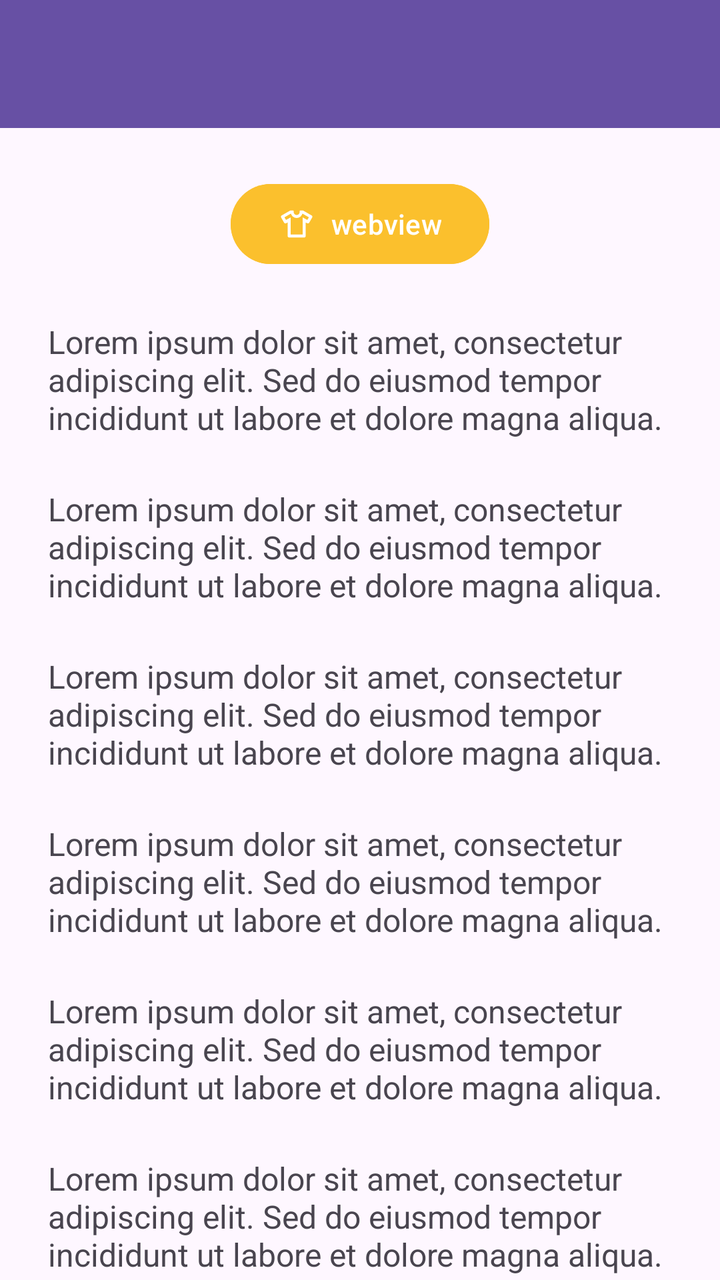
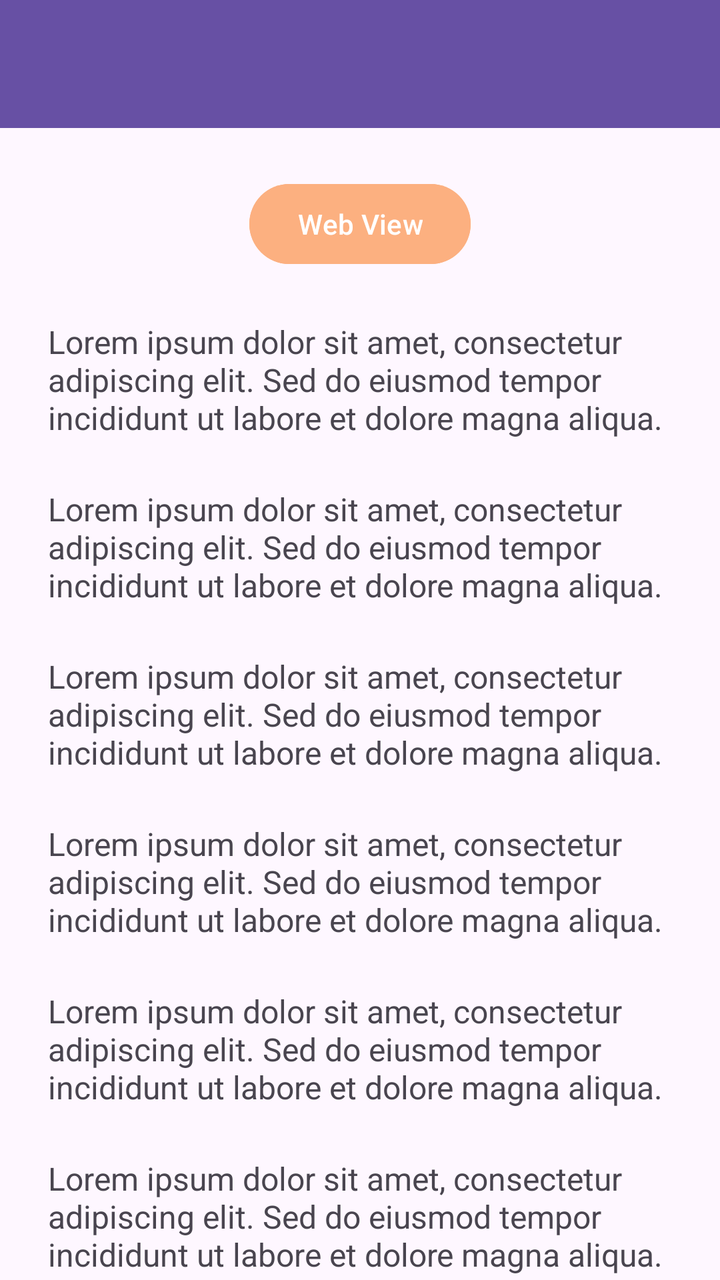

Two renders of the same Android screen: before a commit and after it. Below are the layout's source before the change and the commit's diff.
<!-- AndroidManifest.xml: application theme Theme.PratikumMobileRifa -->
<!-- res/layout/activity_fifth.xml -->
<?xml version="1.0" encoding="utf-8"?>
<androidx.coordinatorlayout.widget.CoordinatorLayout xmlns:android="http://schemas.android.com/apk/res/android"
    xmlns:app="http://schemas.android.com/apk/res-auto"
    xmlns:tools="http://schemas.android.com/tools"
    android:id="@+id/main"
    android:layout_width="match_parent"
    android:layout_height="match_parent"
    tools:context=".pertemuan_5.FifthActivity">

    <com.google.android.material.appbar.AppBarLayout
        android:id="@+id/AppBarLayout"
        android:layout_width="match_parent"
        android:layout_height="wrap_content">

    <androidx.appcompat.widget.Toolbar
        android:id="@+id/toolbar"
        android:layout_width="match_parent"
        android:layout_height="?attr/actionBarSize"
        android:background="?attr/colorPrimary"
        app:layout_constraintEnd_toEndOf="parent"
        app:layout_constraintStart_toStartOf="parent"
        app:layout_constraintTop_toTopOf="parent"
        app:subtitleTextColor="@android:color/white"
        app:titleTextColor="@android:color/white"
        app:layout_scrollFlags="scroll|enterAlways"
        />
    </com.google.android.material.appbar.AppBarLayout>

    <androidx.core.widget.NestedScrollView
        android:layout_width="match_parent"
        android:layout_height="match_parent"
        app:layout_behavior="@string/appbar_scrolling_view_behavior"
        android:padding="24dp"
        android:clipToPadding="false">



        <LinearLayout
            android:layout_width="match_parent"
            android:layout_height="wrap_content"
            android:orientation="vertical"
            android:gravity="center_horizontal">

            <Button
                android:id="@+id/btnWebView"
                android:layout_width="wrap_content"
                android:layout_height="wrap_content"
                android:text="webview"
                android:backgroundTint="#FBC02D"
                app:icon="@drawable/ic_baju"
                app:iconGravity="textStart"
                />


            
            <TextView
                android:layout_width="match_parent"
                android:layout_height="wrap_content"
                android:text="Lorem ipsum dolor sit amet, consectetur adipiscing elit. Sed do eiusmod tempor incididunt ut labore et dolore magna aliqua. "
                android:textSize="16sp"
                android:layout_marginTop="24dp" />
            <TextView
                android:layout_width="match_parent"
                android:layout_height="wrap_content"
                android:text="Lorem ipsum dolor sit amet, consectetur adipiscing elit. Sed do eiusmod tempor incididunt ut labore et dolore magna aliqua. "
                android:textSize="16sp"
                android:layout_marginTop="24dp" />
            <TextView
                android:layout_width="match_parent"
                android:layout_height="wrap_content"
                android:text="Lorem ipsum dolor sit amet, consectetur adipiscing elit. Sed do eiusmod tempor incididunt ut labore et dolore magna aliqua. "
                android:textSize="16sp"
                android:layout_marginTop="24dp" />
            <TextView
                android:layout_width="match_parent"
                android:layout_height="wrap_content"
                android:text="Lorem ipsum dolor sit amet, consectetur adipiscing elit. Sed do eiusmod tempor incididunt ut labore et dolore magna aliqua. "
                android:textSize="16sp"
                android:layout_marginTop="24dp" />
            <TextView
                android:layout_width="match_parent"
                android:layout_height="wrap_content"
                android:text="Lorem ipsum dolor sit amet, consectetur adipiscing elit. Sed do eiusmod tempor incididunt ut labore et dolore magna aliqua. "
                android:textSize="16sp"
                android:layout_marginTop="24dp" />
            <TextView
                android:layout_width="match_parent"
                android:layout_height="wrap_content"
                android:text="Lorem ipsum dolor sit amet, consectetur adipiscing elit. Sed do eiusmod tempor incididunt ut labore et dolore magna aliqua. "
                android:textSize="16sp"
                android:layout_marginTop="24dp" />
            <TextView
                android:layout_width="match_parent"
                android:layout_height="wrap_content"
                android:text="Lorem ipsum dolor sit amet, consectetur adipiscing elit. Sed do eiusmod tempor incididunt ut labore et dolore magna aliqua. "
                android:textSize="16sp"
                android:layout_marginTop="24dp" />
            <TextView
                android:layout_width="match_parent"
                android:layout_height="wrap_content"
                android:text="Lorem ipsum dolor sit amet, consectetur adipiscing elit. Sed do eiusmod tempor incididunt ut labore et dolore magna aliqua. "
                android:textSize="16sp"
                android:layout_marginTop="24dp" />
            <TextView
                android:layout_width="match_parent"
                android:layout_height="wrap_content"
                android:text="Lorem ipsum dolor sit amet, consectetur adipiscing elit. Sed do eiusmod tempor incididunt ut labore et dolore magna aliqua. "
                android:textSize="16sp"
                android:layout_marginTop="24dp" />
            <TextView
                android:layout_width="match_parent"
                android:layout_height="wrap_content"
                android:text="Lorem ipsum dolor sit amet, consectetur adipiscing elit. Sed do eiusmod tempor incididunt ut labore et dolore magna aliqua. "
                android:textSize="16sp"
                android:layout_marginTop="24dp" />
            <TextView
                android:layout_width="match_parent"
                android:layout_height="wrap_content"
                android:text="Lorem ipsum dolor sit amet, consectetur adipiscing elit. Sed do eiusmod tempor incididunt ut labore et dolore magna aliqua. "
                android:textSize="16sp"
                android:layout_marginTop="24dp" />
            <TextView
                android:layout_width="match_parent"
                android:layout_height="wrap_content"
                android:text="Lorem ipsum dolor sit amet, consectetur adipiscing elit. Sed do eiusmod tempor incididunt ut labore et dolore magna aliqua. "
                android:textSize="16sp"
                android:layout_marginTop="24dp" />
            <TextView
                android:layout_width="match_parent"
                android:layout_height="wrap_content"
                android:text="Lorem ipsum dolor sit amet, consectetur adipiscing elit. Sed do eiusmod tempor incididunt ut labore et dolore magna aliqua. "
                android:textSize="16sp"
                android:layout_marginTop="24dp" />
            <TextView
                android:layout_width="match_parent"
                android:layout_height="wrap_content"
                android:text="Lorem ipsum dolor sit amet, consectetur adipiscing elit. Sed do eiusmod tempor incididunt ut labore et dolore magna aliqua. "
                android:textSize="16sp"
                android:layout_marginTop="24dp" />
            <TextView
                android:layout_width="match_parent"
                android:layout_height="wrap_content"
                android:text="Lorem ipsum dolor sit amet, consectetur adipiscing elit. Sed do eiusmod tempor incididunt ut labore et dolore magna aliqua. "
                android:textSize="16sp"
                android:layout_marginTop="24dp" />
            <TextView
                android:layout_width="match_parent"
                android:layout_height="wrap_content"
                android:text="Lorem ipsum dolor sit amet, consectetur adipiscing elit. Sed do eiusmod tempor incididunt ut labore et dolore magna aliqua. "
                android:textSize="16sp"
                android:layout_marginTop="24dp" />
            <TextView
                android:layout_width="match_parent"
                android:layout_height="wrap_content"
                android:text="Lorem ipsum dolor sit amet, consectetur adipiscing elit. Sed do eiusmod tempor incididunt ut labore et dolore magna aliqua. "
                android:textSize="16sp"
                android:layout_marginTop="24dp" />
        </LinearLayout>
    </androidx.core.widget.NestedScrollView>
</androidx.coordinatorlayout.widget.CoordinatorLayout>
<!-- resources referenced by this layout -->
<resources>
  <!-- drawable ic_baju (drawable) -->
  <vector xmlns:android="http://schemas.android.com/apk/res/android" android:height="24dp" android:tint="#FFFFFF" android:viewportHeight="960" android:viewportWidth="960" android:width="24dp">
        
      <path android:fillColor="@android:color/white" android:pathData="M240,438L200,460Q186,468 170,464Q154,460 146,446L66,306Q58,292 62,276Q66,260 80,252L310,120L380,120Q389,120 394.5,125.5Q400,131 400,140L400,160Q400,193 423.5,216.5Q447,240 480,240Q513,240 536.5,216.5Q560,193 560,160L560,140Q560,131 565.5,125.5Q571,120 580,120L650,120L880,252Q894,260 898,276Q902,292 894,306L814,446Q806,460 790.5,463.5Q775,467 760,459L720,439L720,800Q720,817 708.5,828.5Q697,840 680,840L280,840Q263,840 251.5,828.5Q240,817 240,800L240,438ZM320,304L320,760L640,760L640,304L764,372L806,302L634,202L634,202Q619,253 577.5,286.5Q536,320 480,320Q424,320 382.5,286.5Q341,253 326,202L326,202L154,302L196,372L320,304ZM480,481L480,481L480,481L480,481L480,481Q480,481 480,481Q480,481 480,481Q480,481 480,481Q480,481 480,481L480,481L480,481L480,481L480,481L480,481L480,481Z"/>
      
  </vector>
  <style name="Theme.PratikumMobileRifa" parent="Base.Theme.PratikumMobileRifa" />
  <style name="Base.Theme.PratikumMobileRifa" parent="Theme.Material3.DayNight.NoActionBar">
          
          
      </style>
</resources>

<!-- the commit's change to res/layout/activity_fifth.xml (unified diff, before → after) -->
@@ -1,30 +1,32 @@
 <?xml version="1.0" encoding="utf-8"?>
-<androidx.coordinatorlayout.widget.CoordinatorLayout xmlns:android="http://schemas.android.com/apk/res/android"
+<androidx.coordinatorlayout.widget.CoordinatorLayout
+    xmlns:android="http://schemas.android.com/apk/res/android"
     xmlns:app="http://schemas.android.com/apk/res-auto"
     xmlns:tools="http://schemas.android.com/tools"
     android:id="@+id/main"
     android:layout_width="match_parent"
     android:layout_height="match_parent"
     tools:context=".pertemuan_5.FifthActivity">
-
     <com.google.android.material.appbar.AppBarLayout
-        android:id="@+id/AppBarLayout"
         android:layout_width="match_parent"
         android:layout_height="wrap_content">
+        <androidx.appcompat.widget.Toolbar
+            android:id="@+id/toolbar"
+            android:layout_width="match_parent"
+            android:layout_height="?attr/actionBarSize"
+            android:background="?attr/colorPrimary"
+            app:layout_constraintBottom_toBottomOf="parent"
+            app:layout_constraintEnd_toEndOf="parent"
+            app:layout_constraintHorizontal_bias="0.0"
+            app:layout_constraintStart_toStartOf="parent"
+            app:layout_constraintTop_toTopOf="parent"
+            app:layout_constraintVertical_bias="0.0"
+            app:subtitleTextColor="@android:color/white"
+            app:titleTextColor="@android:color/white" />
 
-    <androidx.appcompat.widget.Toolbar
-        android:id="@+id/toolbar"
-        android:layout_width="match_parent"
-        android:layout_height="?attr/actionBarSize"
-        android:background="?attr/colorPrimary"
-        app:layout_constraintEnd_toEndOf="parent"
-        app:layout_constraintStart_toStartOf="parent"
-        app:layout_constraintTop_toTopOf="parent"
-        app:subtitleTextColor="@android:color/white"
-        app:titleTextColor="@android:color/white"
-        app:layout_scrollFlags="scroll|enterAlways"
-        />
     </com.google.android.material.appbar.AppBarLayout>
+
+
 
     <androidx.core.widget.NestedScrollView
         android:layout_width="match_parent"
@@ -33,23 +35,22 @@
         android:padding="24dp"
         android:clipToPadding="false">
 
-
-
         <LinearLayout
             android:layout_width="match_parent"
             android:layout_height="wrap_content"
             android:orientation="vertical"
-            android:gravity="center_horizontal">
-
+            android:gravity="center_horizontal"
+            app:layout_scrollFlags="scroll|enterAlways"
+            >
             <Button
                 android:id="@+id/btnWebView"
                 android:layout_width="wrap_content"
                 android:layout_height="wrap_content"
-                android:text="webview"
-                android:backgroundTint="#FBC02D"
-                app:icon="@drawable/ic_baju"
-                app:iconGravity="textStart"
-                />
+                android:text="Web View"
+
+                android:backgroundTint="#FCB080"/>
+        
+
 
 
             
@@ -157,4 +158,6 @@
                 android:layout_marginTop="24dp" />
         </LinearLayout>
     </androidx.core.widget.NestedScrollView>
+
+
 </androidx.coordinatorlayout.widget.CoordinatorLayout>
<!-- resource entries referenced after the edit -->
@@ -1,11 +1,5 @@
 <!-- resources referenced by this layout -->
 <resources>
-  <!-- drawable ic_baju (drawable) -->
-  <vector xmlns:android="http://schemas.android.com/apk/res/android" android:height="24dp" android:tint="#FFFFFF" android:viewportHeight="960" android:viewportWidth="960" android:width="24dp">
-        
-      <path android:fillColor="@android:color/white" android:pathData="M240,438L200,460Q186,468 170,464Q154,460 146,446L66,306Q58,292 62,276Q66,260 80,252L310,120L380,120Q389,120 394.5,125.5Q400,131 400,140L400,160Q400,193 423.5,216.5Q447,240 480,240Q513,240 536.5,216.5Q560,193 560,160L560,140Q560,131 565.5,125.5Q571,120 580,120L650,120L880,252Q894,260 898,276Q902,292 894,306L814,446Q806,460 790.5,463.5Q775,467 760,459L720,439L720,800Q720,817 708.5,828.5Q697,840 680,840L280,840Q263,840 251.5,828.5Q240,817 240,800L240,438ZM320,304L320,760L640,760L640,304L764,372L806,302L634,202L634,202Q619,253 577.5,286.5Q536,320 480,320Q424,320 382.5,286.5Q341,253 326,202L326,202L154,302L196,372L320,304ZM480,481L480,481L480,481L480,481L480,481Q480,481 480,481Q480,481 480,481Q480,481 480,481Q480,481 480,481L480,481L480,481L480,481L480,481L480,481L480,481Z"/>
-      
-  </vector>
   <style name="Theme.PratikumMobileRifa" parent="Base.Theme.PratikumMobileRifa" />
   <style name="Base.Theme.PratikumMobileRifa" parent="Theme.Material3.DayNight.NoActionBar">
           
